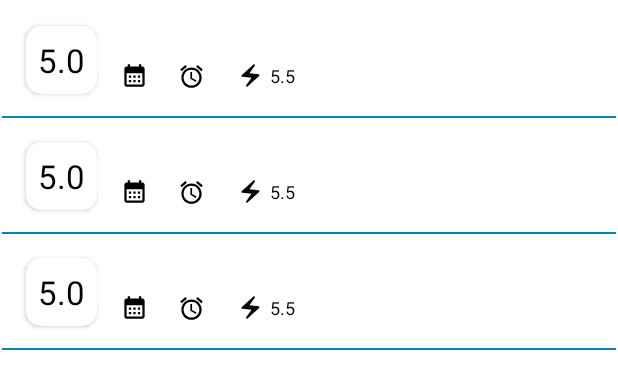
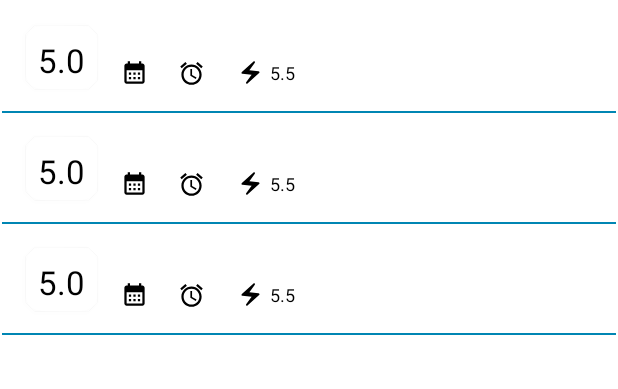
Before and after one commit to harunuyan/LastEarthquakes, an Android app: the layout fragment_earthquake.xml on its own in the app's theme, with its tools: preview values and no code run, on a phone screen of 412 x 824 dp. Shown: the top 389 px of the screen. Run offline under Robolectric (Android 15) with nearby library versions, the phone set to English and light mode, and no system bars; Roboto replaces fonts that are not available here.

Commit message:
Little things

```diff
--- a/app/src/main/res/layout/adapter_item_earthquake.xml
+++ b/app/src/main/res/layout/adapter_item_earthquake.xml
@@ -9,7 +9,7 @@
     <androidx.cardview.widget.CardView
         android:id="@+id/card_mag"
         android:layout_width="wrap_content"
-        android:layout_height="wrap_content"
+        android:layout_height="0dp"
         android:layout_marginStart="16dp"
         android:layout_marginTop="16dp"
         android:layout_marginBottom="16dp"
@@ -41,7 +41,6 @@
         android:textColor="@color/black"
         android:textSize="14sp"
         app:layout_constraintEnd_toEndOf="parent"
-        app:layout_constraintHorizontal_bias="0.0"
         app:layout_constraintStart_toEndOf="@id/card_mag"
         app:layout_constraintTop_toTopOf="@id/card_mag"
         tools:text="@tools:sample/full_names" />
```
Also changed, not shown: app/src/main/res/navigation/nav_graph.xml (+9 -1 lines).
